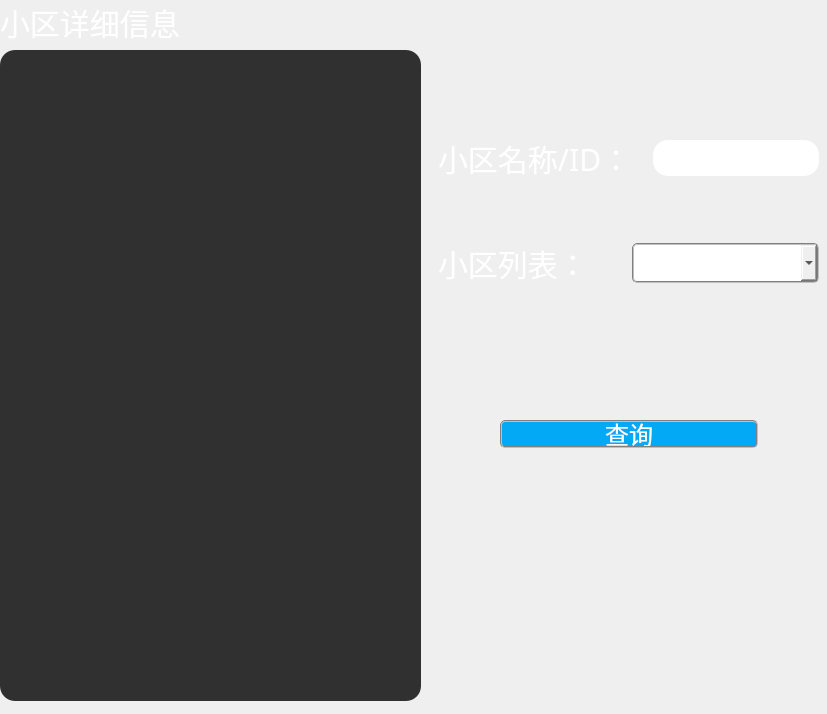
The window that ui/sectorquery.ui (redpt1/database) describes before a commit, drawn with Qt 5.
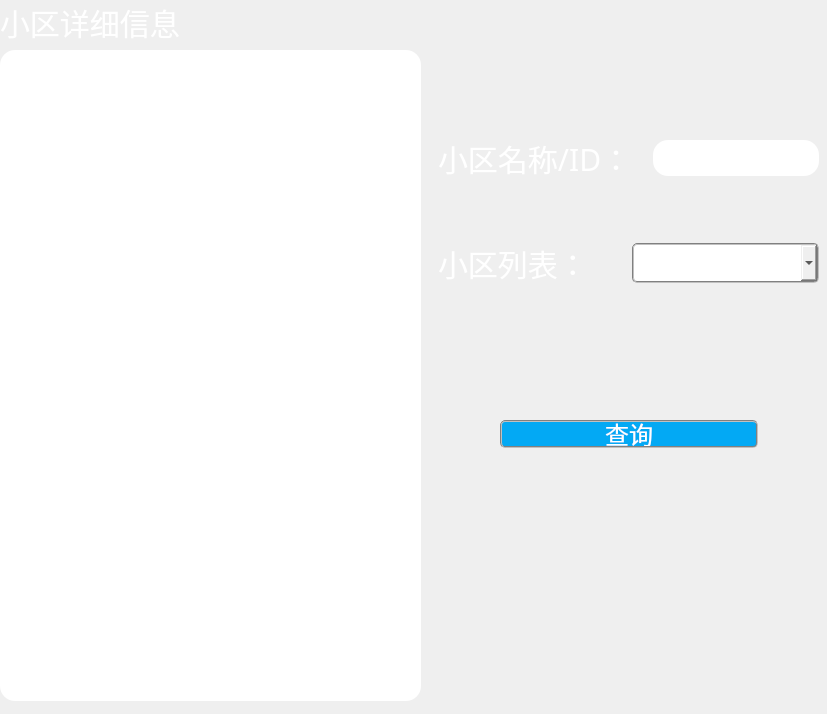
The same window after the commit.

Patch:
```diff
--- a/ui/sectorquery.ui
+++ b/ui/sectorquery.ui
@@ -68,7 +68,11 @@
      </widget>
     </item>
     <item>
-     <widget class="QListView" name="listView"/>
+     <widget class="QTableView" name="tableView">
+      <property name="styleSheet">
+       <string notr="true">background:#fff;</string>
+      </property>
+     </widget>
     </item>
    </layout>
   </widget>
```
Left out of the diff: 2 changed lines with no effect on the pictures.
